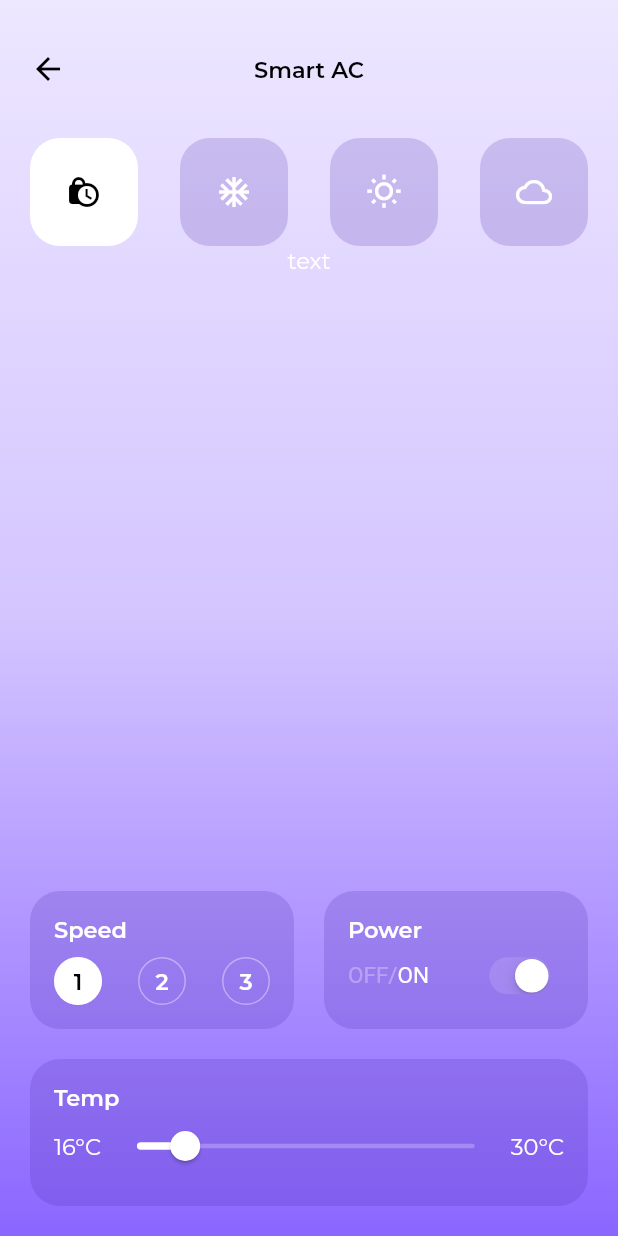
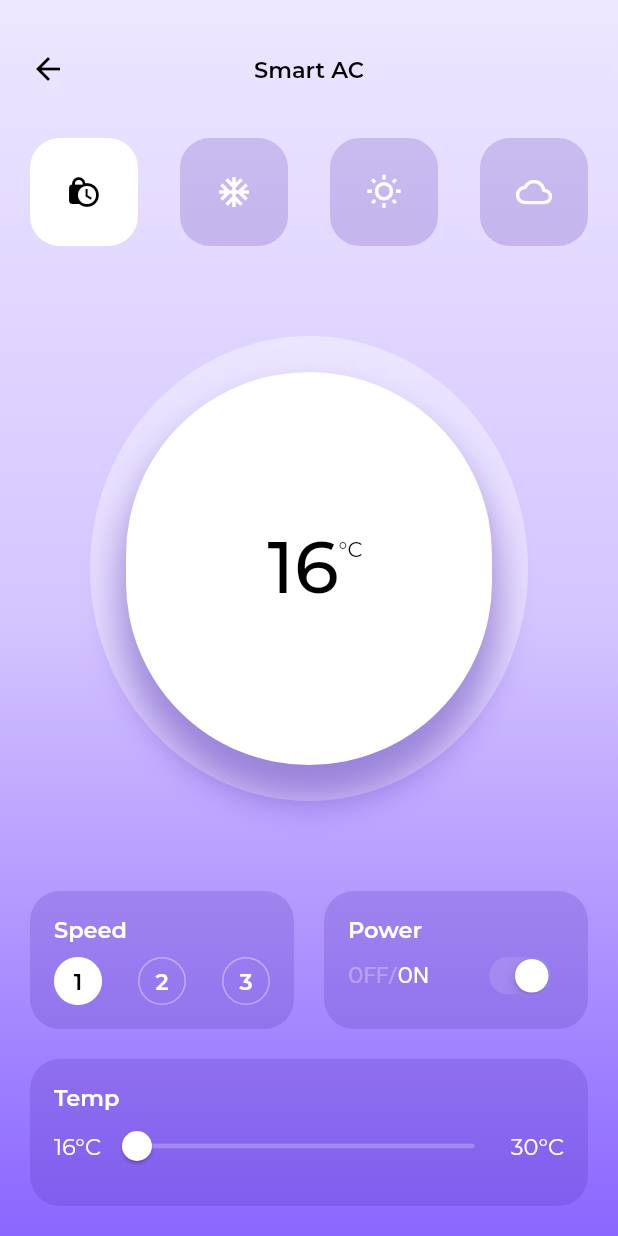
Before and after one commit to forntoh/smart_home, a Flutter app: the screen it shows after launch, on a phone screen of 412 x 824 dp. Run offline on Flutter 3.47's test engine with Material 2 defaults, Android fonts, the phone set to English and light mode, and no system bars; our stand-ins replace google_fonts.

Commit message:
added temp display

```diff
--- a/lib/screens/ac/ac_screen.dart
+++ b/lib/screens/ac/ac_screen.dart
@@ -1,10 +1,6 @@
 import 'package:flutter/material.dart';
 
-import '../../constants.dart';
-import 'compoents/conditioner_mode.dart';
-import 'compoents/power_control.dart';
-import 'compoents/speed_control.dart';
-import 'compoents/temp_slider.dart';
+import 'compoents/ac_screen_body.dart';
 
 class ACScreen extends StatelessWidget {
   const ACScreen({
@@ -34,35 +30,7 @@ class ACScreen extends StatelessWidget {
         toolbarHeight: 92,
         centerTitle: true,
       ),
-      body: Container(
-        decoration: gradientDecoration,
-        child: SafeArea(
-          child: Column(
-            children: [
-              ConditionerMode(),
-              Expanded(
-                child: Text('text'),
-              ),
-              Padding(
-                padding: EdgeInsets.symmetric(horizontal: defaultPadding),
-                child: Container(
-                  height: 92,
-                  child: Row(
-                    mainAxisAlignment: MainAxisAlignment.spaceEvenly,
-                    crossAxisAlignment: CrossAxisAlignment.stretch,
-                    children: [
-                      SpeedControl(),
-                      SizedBox(width: defaultPadding),
-                      PowerControl(),
-                    ],
-                  ),
-                ),
-              ),
-              TemperatureSlider(),
-            ],
-          ),
-        ),
-      ),
+      body: ACScreenBody(),
     );
   }
 }
--- /dev/null
+++ b/lib/screens/ac/compoents/ac_screen_body.dart
@@ -0,0 +1,60 @@
+import 'package:flutter/material.dart';
+
+import '../../../constants.dart';
+import 'conditioner_mode.dart';
+import 'power_control.dart';
+import 'speed_control.dart';
+import 'temp_display.dart';
+import 'temp_slider.dart';
+
+class ACScreenBody extends StatefulWidget {
+  const ACScreenBody({
+    Key key,
+  }) : super(key: key);
+
+  @override
+  _ACScreenBodyState createState() => _ACScreenBodyState();
+}
+
+class _ACScreenBodyState extends State<ACScreenBody> {
+  double _currentTemp = 16;
+
+  @override
+  Widget build(BuildContext context) {
+    return Container(
+      decoration: gradientDecoration,
+      child: SafeArea(
+        child: Column(
+          children: [
+            ConditionerMode(),
+            Expanded(
+              child: TempDisplay(currentTemp: _currentTemp),
+            ),
+            Padding(
+              padding: EdgeInsets.symmetric(horizontal: defaultPadding),
+              child: Container(
+                height: 92,
+                child: Row(
+                  mainAxisAlignment: MainAxisAlignment.spaceEvenly,
+                  crossAxisAlignment: CrossAxisAlignment.stretch,
+                  children: [
+                    SpeedControl(),
+                    SizedBox(width: defaultPadding),
+                    PowerControl(),
+                  ],
+                ),
+              ),
+            ),
+            TemperatureSlider(
+              onTempChanged: (double temp) {
+                setState(() {
+                  _currentTemp = temp;
+                });
+              },
+            ),
+          ],
+        ),
+      ),
+    );
+  }
+}
--- /dev/null
+++ b/lib/screens/ac/compoents/temp_display.dart
@@ -0,0 +1,80 @@
+import 'dart:ui';
+
+import 'package:flutter/material.dart';
+
+import '../../../constants.dart';
+
+class TempDisplay extends StatelessWidget {
+  const TempDisplay({
+    Key key,
+    @required this.currentTemp,
+  }) : super(key: key);
+
+  final double currentTemp;
+  final double trackWidth = defaultPadding + 4;
+
+  @override
+  Widget build(BuildContext context) {
+    return AspectRatio(
+      aspectRatio: 1,
+      child: Padding(
+        padding: const EdgeInsets.all(defaultPadding * 3),
+        child: Stack(
+          children: [
+            Expanded(
+              child: Container(
+                child: ClipOval(
+                  child: BackdropFilter(
+                    filter: ImageFilter.blur(sigmaX: 3.0, sigmaY: 3.0),
+                    child: Container(
+                      color: Colors.white38,
+                    ),
+                  ),
+                ),
+              ),
+            ),
+            Positioned(
+              left: trackWidth,
+              right: trackWidth,
+              top: trackWidth,
+              bottom: trackWidth,
+              child: Container(
+                decoration: BoxDecoration(
+                    color: Colors.white,
+                    borderRadius: BorderRadius.circular(300),
+                    boxShadow: [
+                      BoxShadow(
+                        color: Theme.of(context).primaryColor.withOpacity(0.45),
+                        blurRadius: defaultPadding,
+                        offset: Offset(0, defaultPadding),
+                        spreadRadius: 4,
+                      )
+                    ]),
+                child: Center(
+                  child: Row(
+                    mainAxisAlignment: MainAxisAlignment.center,
+                    crossAxisAlignment: CrossAxisAlignment.start,
+                    children: [
+                      SizedBox(width: 8),
+                      Text(
+                        '${currentTemp.toInt()}',
+                        style: Theme.of(context).textTheme.headline3,
+                      ),
+                      Padding(
+                        padding: EdgeInsets.only(top: 8.0),
+                        child: Text(
+                          '°C',
+                          style: Theme.of(context).textTheme.caption,
+                        ),
+                      ),
+                    ],
+                  ),
+                ),
+              ),
+            ),
+          ],
+        ),
+      ),
+    );
+  }
+}
--- a/lib/screens/ac/compoents/temp_slider.dart
+++ b/lib/screens/ac/compoents/temp_slider.dart
@@ -5,18 +5,26 @@ import '../../../constants.dart';
 import '../../../widget_utils.dart';
 
 class TemperatureSlider extends StatefulWidget {
+  final Function onTempChanged;
+
   const TemperatureSlider({
     Key key,
+    @required this.onTempChanged,
   }) : super(key: key);
 
   @override
-  _TemperatureSliderState createState() => _TemperatureSliderState();
+  _TemperatureSliderState createState() =>
+      _TemperatureSliderState(onChanged: onTempChanged);
 }
 
 class _TemperatureSliderState extends State<TemperatureSlider> {
-  double _currentTemp = 18;
   int min = 16;
   int max = 30;
+  double _currentTemp = 16;
+
+  Function onChanged;
+
+  _TemperatureSliderState({this.onChanged});
 
   @override
   Widget build(BuildContext context) {
@@ -47,6 +55,7 @@ class _TemperatureSliderState extends State<TemperatureSlider> {
                           onChanged: (double value) {
                             setState(() {
                               _currentTemp = value;
+                              onChanged(value);
                             });
                           },
                         ),
--- a/lib/theme/typography.dart
+++ b/lib/theme/typography.dart
@@ -3,10 +3,10 @@ import 'package:google_fonts/google_fonts.dart';
 
 class CustomTypography {
   static TextTheme textTheme = TextTheme(
-      headline1: GoogleFonts.montserrat(fontSize: 96, fontWeight: FontWeight.bold, color: Colors.white),
-      headline2: GoogleFonts.montserrat(fontSize: 60, fontWeight: FontWeight.bold, color: Colors.white),
-      headline3: GoogleFonts.montserrat(fontSize: 48, fontWeight: FontWeight.bold, color: Colors.white),
-      headline4: GoogleFonts.montserrat(fontSize: 34, fontWeight: FontWeight.bold, color: Colors.white),
+      headline1: GoogleFonts.montserrat(fontSize: 96, fontWeight: FontWeight.bold, color: Colors.black),
+      headline2: GoogleFonts.montserrat(fontSize: 60, fontWeight: FontWeight.bold, color: Colors.black),
+      headline3: GoogleFonts.montserrat(fontSize: 48, fontWeight: FontWeight.w500, color: Colors.black),
+      headline4: GoogleFonts.montserrat(fontSize: 34, fontWeight: FontWeight.bold, color: Colors.black),
       headline5: GoogleFonts.montserrat(fontSize: 24, fontWeight: FontWeight.bold),
       headline6: GoogleFonts.montserrat(fontSize: 20, fontWeight: FontWeight.bold),
 
@@ -17,6 +17,6 @@ class CustomTypography {
       bodyText2: GoogleFonts.montserrat(fontSize: 15, color: Colors.white),
 
       button: GoogleFonts.montserrat(fontSize: 20),
-      caption: GoogleFonts.montserrat(fontSize: 13),
+      caption: GoogleFonts.montserrat(fontSize: 14, color: Colors.black),
       overline: GoogleFonts.montserrat(fontSize: 10));
 }
```
